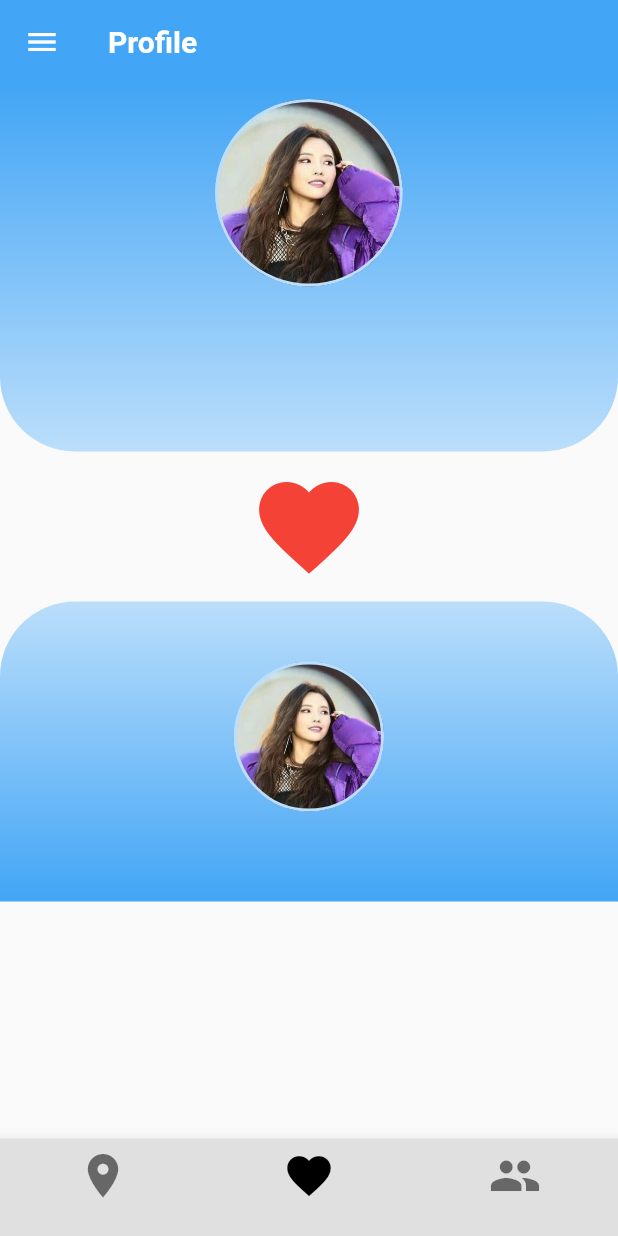
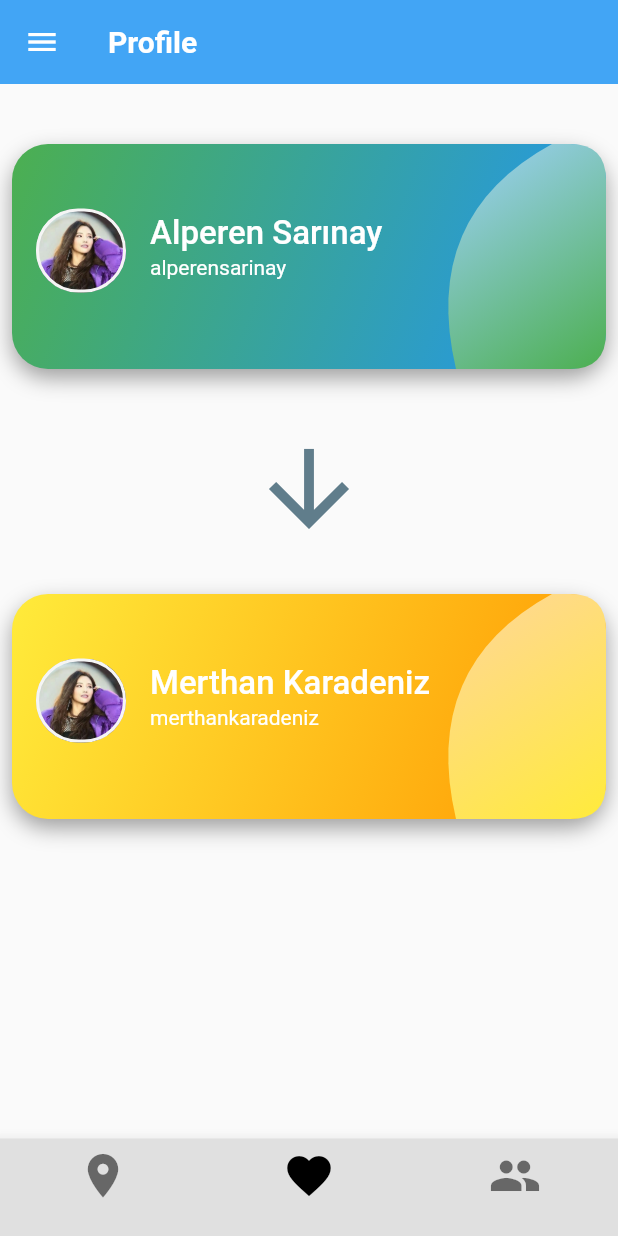
Before and after one commit to merthan6/flutter-mobile-app, a Flutter app: the ProfilePage screen opened by its route, on a phone screen of 412 x 824 dp. Run offline on Flutter 3.47's test engine with Material 2 defaults, Android fonts, the phone set to English and light mode, and no system bars; our stand-ins replace google_maps_flutter, location, shared_preferences; accounts and stored records are empty; Roboto replaces fonts that are missing (Avenir, Montserrat).

Commit message:
profile :: Added new design

```diff
--- a/lib/pages/profile.dart
+++ b/lib/pages/profile.dart
@@ -3,6 +3,7 @@ import 'package:newapp/imports/navbar.dart';
 import 'package:newapp/pages/profile_drawer.dart';
 import 'package:shared_preferences/shared_preferences.dart';
 import './profile_drawer.dart';
+import 'dart:ui' as ui;
 
 class ProfilePage extends StatefulWidget {
   @override
@@ -10,7 +11,7 @@ class ProfilePage extends StatefulWidget {
 }
 
 class _ProfilePageState extends State<ProfilePage> {
-
+  final double _borderRadius = 24;
   String username;
   String fullname;
 
@@ -22,13 +23,14 @@ class _ProfilePageState extends State<ProfilePage> {
       prefs.setInt("navbarIndex", 1);
     });
   }
+
   @override
   void initState() {
     getUserInfo();
   }
 
   @override
-  Widget build(BuildContext context){
+  Widget build(BuildContext context) {
     return Scaffold(
       appBar: AppBar(
         title: Text(
@@ -45,128 +47,222 @@ class _ProfilePageState extends State<ProfilePage> {
       drawer: ProfileDrawer(),
       bottomNavigationBar: Theme(
           data: Theme.of(context).copyWith(canvasColor: Colors.grey[300]),
-        child: Navbar()
-      ),
-      body: Container(
-        child: Column(
+          child: Navbar()),
+      body: Column(
         children: <Widget>[
           Container(
-              decoration : BoxDecoration(
+            child: Padding(
+              padding: const EdgeInsets.only(top: 40.0, right: 8.0, left: 8.0),
+              child: Stack(
+                children: <Widget>[
+                  SizedBox(
+                    height: 20.0,
+                  ),
+                  Container(
+                      height: 150,
+                      decoration: BoxDecoration(
+                        borderRadius: BorderRadius.circular(_borderRadius),
                         gradient: LinearGradient(
-                  begin: Alignment.topCenter,
-                  end: Alignment.bottomCenter,
-                colors: [Colors.blue[400],Colors.blue[100]],
+                          colors: [Colors.green, Colors.blue],
+                          begin: Alignment.topLeft,
+                          end: Alignment.bottomRight,
                         ),
-                borderRadius: BorderRadius.only(
-                  bottomLeft : Radius.circular(50.0),
-                  bottomRight : Radius.circular(50.0),
+                        boxShadow: [
+                          BoxShadow(
+                            color: Colors.grey,
+                            blurRadius: 12,
+                            offset: Offset(0, 6),
                           )
+                        ],
+                      )),
+                  Positioned(
+                      right: 0,
+                      bottom: 0,
+                      top: 0,
+                      child: CustomPaint(
+                        size: Size(100, 150),
+                        painter: CustomCardShapePainter(
+                            _borderRadius, Colors.blue, Colors.green),
+                      )),
+                  Positioned.fill(
+                    child: Column(
+                      mainAxisSize: MainAxisSize.min,
+                      crossAxisAlignment: CrossAxisAlignment.start,
+                      children: <Widget>[
+                        SizedBox(
+                          height: 35.0,
                         ),
-              child : Container(
-                width : double.infinity,
-                height : 245.0,
-                child: Column(
-                  children: <Widget>[
-                    SizedBox(height:10.0,),
-                    Hero(
-                      tag: 'assets/images/Sembolic.jpg',
-                      child: Container(
-                        height: 125.0,
-                        width: 125.0,
+                        ListTile(
+                          leading: Container(
+                            width: 60.0,
+                            height: 64.0,
                             decoration: BoxDecoration(
                               borderRadius: BorderRadius.circular(62.5),
                               border: Border.all(
-                            color: Colors.blue[100],
+                                color: Colors.grey[100],
                                 width: 2,
                               ),
                               image: DecorationImage(
                                 fit: BoxFit.cover,
-                            image: AssetImage('assets/images/Sembolic.jpg')
-                          )
+                                image: AssetImage('assets/images/Sembolic.jpg'),
                               ),
                             ),
                           ),
-                    SizedBox(height: 10.0,),
-                    Text(
-                      '$fullname',
+                          title: Text("Alperen Sarınay",
                               style: TextStyle(
-                        fontSize: 25.0,
                                   color: Colors.white,
+                                  fontFamily: 'Avenir',
+                                  fontSize: 22.0,
+                                  fontWeight: FontWeight.w500)),
+                          subtitle: Text("alperensarinay",
+                              style: TextStyle(
+                                color: Colors.white,
+                                fontSize: 14.0,
+                                fontFamily: 'Avenir',
+                              )),
+                        ),
+                      ],
                     ),
                   ),
-                    SizedBox(height: 4.0),
-                    Text(
-                      '$username',
-                      style: TextStyle(
-                        fontFamily: 'Raleway',
-                        color: Colors.white
-                      ),
-                    ),
-                    SizedBox(height : 10.0,),
                 ],
               ),
             ),
           ),
-            SizedBox(height : 10.0,),
-            Row(
-              mainAxisAlignment: MainAxisAlignment.spaceAround,
-              children :<Widget>[
-                Icon(Icons.favorite,color : Colors.red,size : 80.0)
-              ]
+          Column(
+            children: <Widget>[
+              Padding(
+                  padding: EdgeInsets.only(
+                      top: 40.0, bottom: 0, left: 0.0, right: 0),
+                  child: Icon(Icons.arrow_downward,
+                      color: Colors.blueGrey, size: 80.0))
+            ],
           ),
-            SizedBox(height : 10.0,),
           Container(
-              decoration : BoxDecoration(
+            child: Padding(
+              padding: const EdgeInsets.only(top: 30.0, right: 8.0, left: 8.0),
+              child: Stack(
+                children: <Widget>[
+                  SizedBox(
+                    height: 20.0,
+                  ),
+                  Container(
+                      height: 150,
+                      decoration: BoxDecoration(
+                        borderRadius: BorderRadius.circular(_borderRadius),
                         gradient: LinearGradient(
-                  begin: Alignment.topCenter,
-                  end: Alignment.bottomCenter,
-                  colors: [Colors.blue[100],Colors.blue[400]],
+                          colors: [Colors.yellow, Colors.orange],
+                          begin: Alignment.topLeft,
+                          end: Alignment.bottomRight,
                         ),
-                borderRadius: BorderRadius.only(
-                  topLeft : Radius.circular(50.0),
-                  topRight : Radius.circular(50.0),
+                        boxShadow: [
+                          BoxShadow(
+                            color: Colors.grey,
+                            blurRadius: 12,
+                            offset: Offset(0, 6),
                           )
+                        ],
+                      )),
+                  Positioned(
+                      right: 0,
+                      bottom: 0,
+                      top: 0,
+                      child: CustomPaint(
+                        size: Size(100, 150),
+                        painter: CustomCardShapePainter(
+                          _borderRadius, Colors.orange, Colors.yellow),
+                      )),
+                  Positioned.fill(
+                    child: Column(
+                      mainAxisSize: MainAxisSize.min,
+                      crossAxisAlignment: CrossAxisAlignment.start,
+                      children: <Widget>[
+                        SizedBox(
+                          height: 35.0,
                         ),
-              child : Container(
-                width : double.infinity,
-                height : 200.0,
-                child: Column(
-                  children: <Widget>[
-                    SizedBox(height:40.0,),
-                    Hero(
-                      tag: 'assets/images/Sembolic.jpgg',
-                      child: Container(
-                        height: 100.0,
-                        width: 100.0,
+                        ListTile(
+                          leading: Container(
+                            width: 60.0,
+                            height: 64.0,
                             decoration: BoxDecoration(
                               borderRadius: BorderRadius.circular(62.5),
                               border: Border.all(
-                            color: Colors.blue[100],
+                                color: Colors.grey[100],
                                 width: 2,
                               ),
                               image: DecorationImage(
                                 fit: BoxFit.cover,
-                            image: AssetImage('assets/images/Sembolic.jpg')
+                                image: AssetImage('assets/images/Sembolic.jpg'),
+                              ),
+                            ),
+                          ),
+                          title: Text("Merthan Karadeniz",
+                            style: TextStyle(
+                              color: Colors.white,
+                              fontFamily: 'Avenir',
+                              fontSize: 22.0,
+                              fontWeight: FontWeight.w500
+                            )
+                          ),
+                          subtitle: Text("merthankaradeniz",
+                            style: TextStyle(
+                              color: Colors.white,
+                              fontSize: 14.0,
+                              fontFamily: 'Avenir',
                             )
                           ),
                         ),
-                    ),
-                    SizedBox(height: 10.0,),
-                    Text(
-                      '$fullname',
-                      style: TextStyle(
-                        fontSize: 20.0,
-                        color: Colors.white,
+                      ],
                     ),
                   ),
-                    SizedBox(height : 10.0,),
                 ],
               ),
             ),
           ),
-          ]
-        ),
+        ],
       ),
     );
   }
 }
+
+class CustomCardShapePainter extends CustomPainter {
+  final double radius;
+  final Color startColor;
+  final Color endColor;
+
+  CustomCardShapePainter(this.radius, this.startColor, this.endColor);
+
+  @override
+  void paint(Canvas canvas, Size size) {
+    var radius = 24.0;
+    var paint = Paint();
+
+    paint.shader = ui.Gradient.linear(
+        Offset(0, 0), Offset(size.width, size.height), [
+      HSLColor.fromColor(startColor).withLightness(0.8).toColor(),
+      endColor
+    ]);
+
+    var path = Path()
+      ..moveTo(0, size.height)
+      ..lineTo(size.width - radius, size.height)
+      ..quadraticBezierTo(
+          size.width, size.height, size.width, size.height - radius)
+      ..lineTo(size.width, radius)
+      ..quadraticBezierTo(size.width, 0, size.width - radius, 0)
+      ..lineTo(size.width - 1.5 * radius, 0)
+      ..quadraticBezierTo(-radius, 2 * radius, 0, size.height)
+      ..close();
+    canvas.drawPath(path, paint);
+  }
+
+  @override
+  bool shouldRepa(Canvas canvas, Sigate) {
+    // TODO: implement shouldRepaint
+    throw UnimplementedError();
+  }
+
+  @override
+  bool shouldRepaint(CustomPainter oldDelegate) {
+    return true;
+  }
+}
```
Lines whose indentation alone changed are shown as unchanged.
